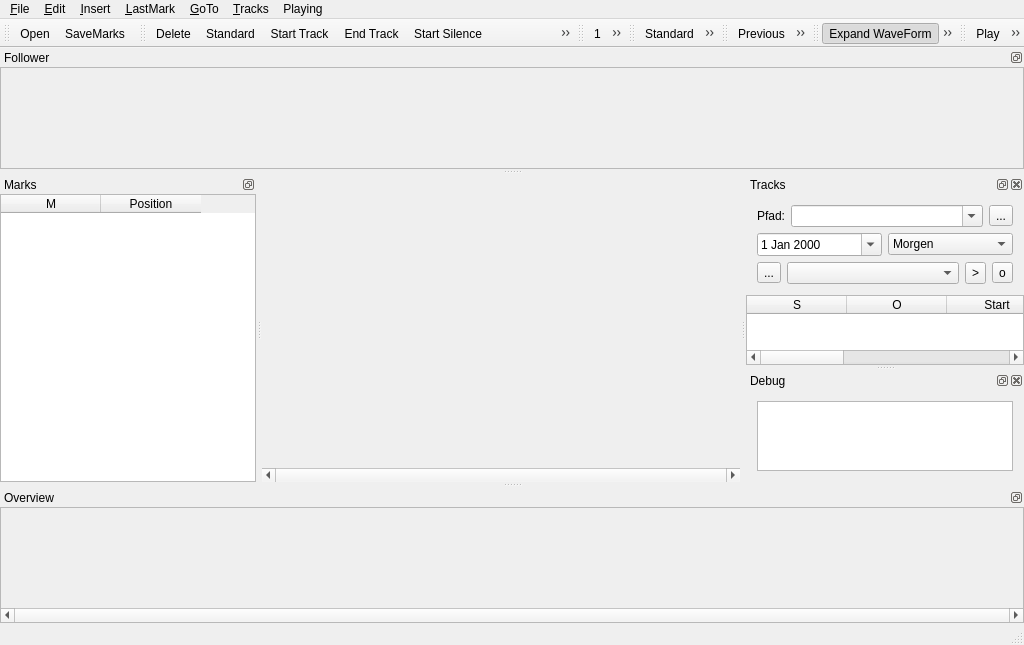
Qt form mainwindow.ui (audioprog/RecMasterNCutter) before a commit.
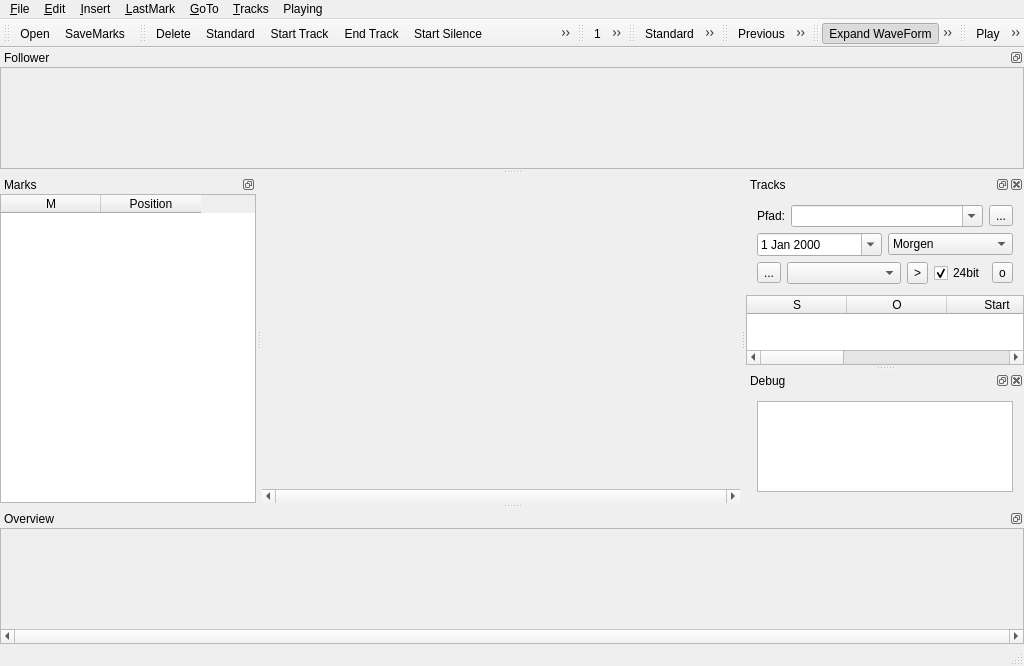
The same form after that commit. Icons and pictures are not drawn. Custom widgets are drawn as their Qt base class.

What changed in the file:
```diff
--- a/mainwindow.ui
+++ b/mainwindow.ui
@@ -7,7 +7,7 @@
     <x>0</x>
     <y>0</y>
     <width>1024</width>
-    <height>644</height>
+    <height>666</height>
    </rect>
   </property>
   <property name="windowTitle">
@@ -511,6 +511,16 @@
             </property>
            </widget>
           </item>
+          <item>
+           <widget class="QCheckBox" name="ckbS24">
+            <property name="text">
+             <string>24bit</string>
+            </property>
+            <property name="checked">
+             <bool>true</bool>
+            </property>
+           </widget>
+          </item>
           <item>
            <widget class="QToolButton" name="btnOpen">
             <property name="text">
```
Left out of the diff: 2 changed lines with no effect on the pictures.
